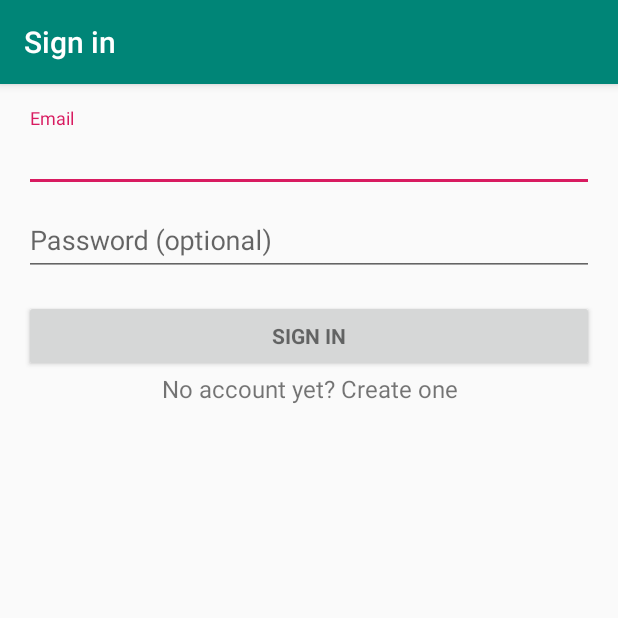
After one commit to mmocchetti/CMSC424-Project, an Android app: the LoginActivity screen opened directly, with no data from a screen before it, on a phone screen of 412 x 824 dp, the top half of it. The commit adds this screen. Run offline under Robolectric (Android 15) with nearby library versions, the phone set to English and light mode, and no system bars; 2 statements that could not run were skipped.

Commit message:
Added the signin and signup frontend, as well as a sample backend for signin

```diff
--- /dev/null
+++ b/AndriodMapApp424/app/src/main/java/com/kaungthanttest/andriodmapapp424/LoginActivity.java
@@ -0,0 +1,349 @@
+package com.kaungthanttest.andriodmapapp424;
+
+import android.animation.Animator;
+import android.animation.AnimatorListenerAdapter;
+import android.annotation.TargetApi;
+import android.content.pm.PackageManager;
+import android.support.annotation.NonNull;
+import android.support.design.widget.Snackbar;
+import android.support.v7.app.AppCompatActivity;
+import android.app.LoaderManager.LoaderCallbacks;
+
+import android.content.CursorLoader;
+import android.content.Loader;
+import android.database.Cursor;
+import android.net.Uri;
+import android.os.AsyncTask;
+
+import android.os.Build;
+import android.os.Bundle;
+import android.provider.ContactsContract;
+import android.text.TextUtils;
+import android.view.KeyEvent;
+import android.view.View;
+import android.view.View.OnClickListener;
+import android.view.inputmethod.EditorInfo;
+import android.widget.ArrayAdapter;
+import android.widget.AutoCompleteTextView;
+import android.widget.Button;
+import android.widget.EditText;
+import android.widget.TextView;
+
+import java.util.ArrayList;
+import java.util.List;
+
+import static android.Manifest.permission.READ_CONTACTS;
+
+/**
+ * A login screen that offers login via email/password.
+ */
+public class LoginActivity extends AppCompatActivity implements LoaderCallbacks<Cursor> {
+
+    /**
+     * Id to identity READ_CONTACTS permission request.
+     */
+    private static final int REQUEST_READ_CONTACTS = 0;
+
+    /**
+     * A dummy authentication store containing known user names and passwords.
+     * TODO: remove after connecting to a real authentication system.
+     */
+    private static final String[] DUMMY_CREDENTIALS = new String[]{
+            "foo@example.com:hello", "bar@example.com:world"
+    };
+    /**
+     * Keep track of the login task to ensure we can cancel it if requested.
+     */
+    private UserLoginTask mAuthTask = null;
+
+    // UI references.
+    private AutoCompleteTextView mEmailView;
+    private EditText mPasswordView;
+    private View mProgressView;
+    private View mLoginFormView;
+
+    @Override
+    protected void onCreate(Bundle savedInstanceState) {
+        super.onCreate(savedInstanceState);
+        setContentView(R.layout.activity_login);
+        // Set up the login form.
+        mEmailView = (AutoCompleteTextView) findViewById(R.id.email);
+        populateAutoComplete();
+
+        mPasswordView = (EditText) findViewById(R.id.password);
+        mPasswordView.setOnEditorActionListener(new TextView.OnEditorActionListener() {
+            @Override
+            public boolean onEditorAction(TextView textView, int id, KeyEvent keyEvent) {
+                if (id == EditorInfo.IME_ACTION_DONE || id == EditorInfo.IME_NULL) {
+                    attemptLogin();
+                    return true;
+                }
+                return false;
+            }
+        });
+
+        Button mEmailSignInButton = (Button) findViewById(R.id.email_sign_in_button);
+        mEmailSignInButton.setOnClickListener(new OnClickListener() {
+            @Override
+            public void onClick(View view) {
+                attemptLogin();
+            }
+        });
+
+        mLoginFormView = findViewById(R.id.login_form);
+        mProgressView = findViewById(R.id.login_progress);
+    }
+
+    private void populateAutoComplete() {
+        if (!mayRequestContacts()) {
+            return;
+        }
+
+        getLoaderManager().initLoader(0, null, this);
+    }
+
+    private boolean mayRequestContacts() {
+        if (Build.VERSION.SDK_INT < Build.VERSION_CODES.M) {
+            return true;
+        }
+        if (checkSelfPermission(READ_CONTACTS) == PackageManager.PERMISSION_GRANTED) {
+            return true;
+        }
+        if (shouldShowRequestPermissionRationale(READ_CONTACTS)) {
+            Snackbar.make(mEmailView, R.string.permission_rationale, Snackbar.LENGTH_INDEFINITE)
+                    .setAction(android.R.string.ok, new View.OnClickListener() {
+                        @Override
+                        @TargetApi(Build.VERSION_CODES.M)
+                        public void onClick(View v) {
+                            requestPermissions(new String[]{READ_CONTACTS}, REQUEST_READ_CONTACTS);
+                        }
+                    });
+        } else {
+            requestPermissions(new String[]{READ_CONTACTS}, REQUEST_READ_CONTACTS);
+        }
+        return false;
+    }
+
+    /**
+     * Callback received when a permissions request has been completed.
+     */
+    @Override
+    public void onRequestPermissionsResult(int requestCode, @NonNull String[] permissions,
+                                           @NonNull int[] grantResults) {
+        if (requestCode == REQUEST_READ_CONTACTS) {
+            if (grantResults.length == 1 && grantResults[0] == PackageManager.PERMISSION_GRANTED) {
+                populateAutoComplete();
+            }
+        }
+    }
+
+
+    /**
+     * Attempts to sign in or register the account specified by the login form.
+     * If there are form errors (invalid email, missing fields, etc.), the
+     * errors are presented and no actual login attempt is made.
+     */
+    private void attemptLogin() {
+        if (mAuthTask != null) {
+            return;
+        }
+
+        // Reset errors.
+        mEmailView.setError(null);
+        mPasswordView.setError(null);
+
+        // Store values at the time of the login attempt.
+        String email = mEmailView.getText().toString();
+        String password = mPasswordView.getText().toString();
+
+        boolean cancel = false;
+        View focusView = null;
+
+        // Check for a valid password, if the user entered one.
+        if (!TextUtils.isEmpty(password) && !isPasswordValid(password)) {
+            mPasswordView.setError(getString(R.string.error_invalid_password));
+            focusView = mPasswordView;
+            cancel = true;
+        }
+
+        // Check for a valid email address.
+        if (TextUtils.isEmpty(email)) {
+            mEmailView.setError(getString(R.string.error_field_required));
+            focusView = mEmailView;
+            cancel = true;
+        } else if (!isEmailValid(email)) {
+            mEmailView.setError(getString(R.string.error_invalid_email));
+            focusView = mEmailView;
+            cancel = true;
+        }
+
+        if (cancel) {
+            // There was an error; don't attempt login and focus the first
+            // form field with an error.
+            focusView.requestFocus();
+        } else {
+            // Show a progress spinner, and kick off a background task to
+            // perform the user login attempt.
+            showProgress(true);
+            mAuthTask = new UserLoginTask(email, password);
+            mAuthTask.execute((Void) null);
+        }
+    }
+
+    private boolean isEmailValid(String email) {
+        //TODO: Replace this with your own logic
+        return email.contains("@");
+    }
+
+    private boolean isPasswordValid(String password) {
+        //TODO: Replace this with your own logic
+        return password.length() > 4;
+    }
+
+    /**
+     * Shows the progress UI and hides the login form.
+     */
+    @TargetApi(Build.VERSION_CODES.HONEYCOMB_MR2)
+    private void showProgress(final boolean show) {
+        // On Honeycomb MR2 we have the ViewPropertyAnimator APIs, which allow
+        // for very easy animations. If available, use these APIs to fade-in
+        // the progress spinner.
+        if (Build.VERSION.SDK_INT >= Build.VERSION_CODES.HONEYCOMB_MR2) {
+            int shortAnimTime = getResources().getInteger(android.R.integer.config_shortAnimTime);
+
+            mLoginFormView.setVisibility(show ? View.GONE : View.VISIBLE);
+            mLoginFormView.animate().setDuration(shortAnimTime).alpha(
+                    show ? 0 : 1).setListener(new AnimatorListenerAdapter() {
+                @Override
+                public void onAnimationEnd(Animator animation) {
+                    mLoginFormView.setVisibility(show ? View.GONE : View.VISIBLE);
+                }
+            });
+
+            mProgressView.setVisibility(show ? View.VISIBLE : View.GONE);
+            mProgressView.animate().setDuration(shortAnimTime).alpha(
+                    show ? 1 : 0).setListener(new AnimatorListenerAdapter() {
+                @Override
+                public void onAnimationEnd(Animator animation) {
+                    mProgressView.setVisibility(show ? View.VISIBLE : View.GONE);
+                }
+            });
+        } else {
+            // The ViewPropertyAnimator APIs are not available, so simply show
+            // and hide the relevant UI components.
+            mProgressView.setVisibility(show ? View.VISIBLE : View.GONE);
+            mLoginFormView.setVisibility(show ? View.GONE : View.VISIBLE);
+        }
+    }
+
+    @Override
+    public Loader<Cursor> onCreateLoader(int i, Bundle bundle) {
+        return new CursorLoader(this,
+                // Retrieve data rows for the device user's 'profile' contact.
+                Uri.withAppendedPath(ContactsContract.Profile.CONTENT_URI,
+                        ContactsContract.Contacts.Data.CONTENT_DIRECTORY), ProfileQuery.PROJECTION,
+
+                // Select only email addresses.
+                ContactsContract.Contacts.Data.MIMETYPE +
+                        " = ?", new String[]{ContactsContract.CommonDataKinds.Email
+                .CONTENT_ITEM_TYPE},
+
+                // Show primary email addresses first. Note that there won't be
+                // a primary email address if the user hasn't specified one.
+                ContactsContract.Contacts.Data.IS_PRIMARY + " DESC");
+    }
+
+    @Override
+    public void onLoadFinished(Loader<Cursor> cursorLoader, Cursor cursor) {
+        List<String> emails = new ArrayList<>();
+        cursor.moveToFirst();
+        while (!cursor.isAfterLast()) {
+            emails.add(cursor.getString(ProfileQuery.ADDRESS));
+            cursor.moveToNext();
+        }
+
+        addEmailsToAutoComplete(emails);
+    }
+
+    @Override
+    public void onLoaderReset(Loader<Cursor> cursorLoader) {
+
+    }
+
+    private void addEmailsToAutoComplete(List<String> emailAddressCollection) {
+        //Create adapter to tell the AutoCompleteTextView what to show in its dropdown list.
+        ArrayAdapter<String> adapter =
+                new ArrayAdapter<>(LoginActivity.this,
+                        android.R.layout.simple_dropdown_item_1line, emailAddressCollection);
+
+        mEmailView.setAdapter(adapter);
+    }
+
+
+    private interface ProfileQuery {
+        String[] PROJECTION = {
+                ContactsContract.CommonDataKinds.Email.ADDRESS,
+                ContactsContract.CommonDataKinds.Email.IS_PRIMARY,
+        };
+
+        int ADDRESS = 0;
+        int IS_PRIMARY = 1;
+    }
+
+    /**
+     * Represents an asynchronous login/registration task used to authenticate
+     * the user.
+     */
+    public class UserLoginTask extends AsyncTask<Void, Void, Boolean> {
+
+        private final String mEmail;
+        private final String mPassword;
+
+        UserLoginTask(String email, String password) {
+            mEmail = email;
+            mPassword = password;
+        }
+
+        @Override
+        protected Boolean doInBackground(Void... params) {
+            // TODO: attempt authentication against a network service.
+
+            try {
+                // Simulate network access.
+                Thread.sleep(2000);
+            } catch (InterruptedException e) {
+                return false;
+            }
+
+            for (String credential : DUMMY_CREDENTIALS) {
+                String[] pieces = credential.split(":");
+                if (pieces[0].equals(mEmail)) {
+                    // Account exists, return true if the password matches.
+                    return pieces[1].equals(mPassword);
+                }
+            }
+
+            // TODO: register the new account here.
+            return true;
+        }
+
+        @Override
+        protected void onPostExecute(final Boolean success) {
+            mAuthTask = null;
+            showProgress(false);
+
+            if (success) {
+                finish();
+            } else {
+                mPasswordView.setError(getString(R.string.error_incorrect_password));
+                mPasswordView.requestFocus();
+            }
+        }
+
+        @Override
+        protected void onCancelled() {
+            mAuthTask = null;
+            showProgress(false);
+        }
+    }
+}
--- /dev/null
+++ b/AndriodMapApp424/app/src/main/res/layout/activity_login.xml
@@ -0,0 +1,86 @@
+<?xml version="1.0" encoding="utf-8"?>
+<LinearLayout xmlns:android="http://schemas.android.com/apk/res/android"
+    xmlns:tools="http://schemas.android.com/tools"
+    android:layout_width="match_parent"
+    android:layout_height="match_parent"
+    android:gravity="center_horizontal"
+    android:orientation="vertical"
+    android:paddingLeft="@dimen/activity_horizontal_margin"
+    android:paddingTop="@dimen/activity_vertical_margin"
+    android:paddingRight="@dimen/activity_horizontal_margin"
+    android:paddingBottom="@dimen/activity_vertical_margin"
+    tools:context=".LoginActivity">
+
+    <!-- Login progress -->
+    <ProgressBar
+        android:id="@+id/login_progress"
+        style="?android:attr/progressBarStyleLarge"
+        android:layout_width="wrap_content"
+        android:layout_height="wrap_content"
+        android:layout_marginBottom="8dp"
+        android:visibility="gone" />
+
+    <ScrollView
+        android:id="@+id/login_form"
+        android:layout_width="match_parent"
+        android:layout_height="match_parent">
+
+        <LinearLayout
+            android:id="@+id/email_login_form"
+            android:layout_width="match_parent"
+            android:layout_height="wrap_content"
+            android:orientation="vertical">
+
+            <android.support.design.widget.TextInputLayout
+                android:layout_width="match_parent"
+                android:layout_height="wrap_content">
+
+                <AutoCompleteTextView
+                    android:id="@+id/email"
+                    android:layout_width="match_parent"
+                    android:layout_height="wrap_content"
+                    android:hint="@string/prompt_email"
+                    android:inputType="textEmailAddress"
+                    android:maxLines="1"
+                    android:singleLine="true" />
+
+            </android.support.design.widget.TextInputLayout>
+
+            <android.support.design.widget.TextInputLayout
+                android:layout_width="match_parent"
+                android:layout_height="wrap_content">
+
+                <EditText
+                    android:id="@+id/password"
+                    android:layout_width="match_parent"
+                    android:layout_height="wrap_content"
+                    android:hint="@string/prompt_password"
+                    android:imeActionId="6"
+                    android:imeActionLabel="@string/action_sign_in_short"
+                    android:imeOptions="actionUnspecified"
+                    android:inputType="textPassword"
+                    android:maxLines="1"
+                    android:singleLine="true" />
+
+            </android.support.design.widget.TextInputLayout>
+
+            <Button
+                android:id="@+id/email_sign_in_button"
+                style="?android:textAppearanceSmall"
+                android:layout_width="match_parent"
+                android:layout_height="wrap_content"
+                android:layout_marginTop="16dp"
+                android:text="@string/action_sign_in"
+                android:textStyle="bold" />
+
+            <TextView android:id="@+id/link_signup"
+                android:layout_width="fill_parent"
+                android:layout_height="wrap_content"
+                android:layout_marginBottom="24dp"
+                android:text="No account yet? Create one"
+                android:gravity="center"
+                android:textSize="16dip"/>
+
+        </LinearLayout>
+    </ScrollView>
+</LinearLayout>
--- /dev/null
+++ b/AndriodMapApp424/app/src/main/res/values/dimens.xml
@@ -0,0 +1,5 @@
+<resources>
+    <!-- Default screen margins, per the Android Design guidelines. -->
+    <dimen name="activity_horizontal_margin">16dp</dimen>
+    <dimen name="activity_vertical_margin">16dp</dimen>
+</resources>
--- a/AndriodMapApp424/app/src/main/res/values/strings.xml
+++ b/AndriodMapApp424/app/src/main/res/values/strings.xml
@@ -4,4 +4,20 @@
     <string name="put_latitude_here">Put Latitude Here</string>
     <string name="put_longitude_here">Put Longitude here</string>
     <string name="find">Find</string>
+    <string name="Email">Email</string>
+    <string name="Password">Password</string>
+    <string name="title_activity_login">Sign in</string>
+    <!-- Strings related to login and signup -->
+    <string name="prompt_email">Email</string>
+    <string name="prompt_password">Password (optional)</string>
+    <string name="action_sign_in">Sign in</string>
+    <string name="action_sign_in_short">Sign in</string>
+    <string name="error_invalid_email">This email address is invalid</string>
+    <string name="error_invalid_password">This password is too short</string>
+    <string name="error_incorrect_password">This password is incorrect</string>
+    <string name="error_field_required">This field is required</string>
+    <string name="permission_rationale">"Contacts permissions are needed for providing email
+        completions."
+    </string>
+    <string name="publisher">I am a publisher.</string>
 </resources>
```
Also changed, not shown: AndriodMapApp424/app/src/main/AndroidManifest.xml (+12 -2 lines), AndriodMapApp424/app/src/main/res/layout/activity_signup.xml (added, +107 -0 lines).
